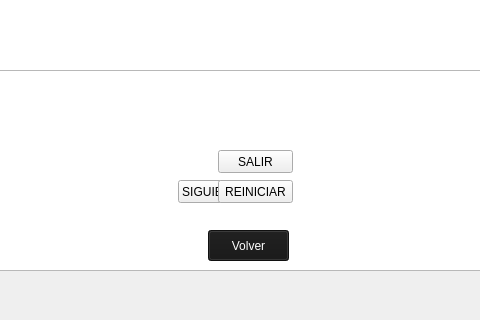
First picture: the form in Save_the_world_final/nivel_1.ui, repository angeelorenaoc/Proyecto_final, before the edit; both pictures show x 152 to 632 and y 480 to 800 of the 800 by 800 pixel window.
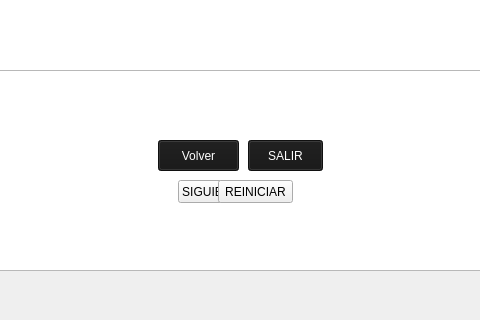
Second picture: the form after the edit. Icons and pictures are not drawn.

Patch:
```diff
--- a/Save_the_world_final/nivel_1.ui
+++ b/Save_the_world_final/nivel_1.ui
@@ -78,8 +78,8 @@
    <widget class="QPushButton" name="Volver">
     <property name="geometry">
      <rect>
-      <x>360</x>
-      <y>710</y>
+      <x>310</x>
+      <y>620</y>
       <width>81</width>
       <height>31</height>
      </rect>
@@ -118,12 +118,16 @@
    <widget class="QPushButton" name="Salir">
     <property name="geometry">
      <rect>
-      <x>370</x>
-      <y>630</y>
+      <x>400</x>
+      <y>620</y>
       <width>75</width>
-      <height>23</height>
+      <height>31</height>
      </rect>
     </property>
+    <property name="styleSheet">
+     <string notr="true">color: rgb(255, 255, 255);
+background-color: rgb(22, 22, 22);</string>
+    </property>
     <property name="text">
      <string>SALIR</string>
     </property>
```
